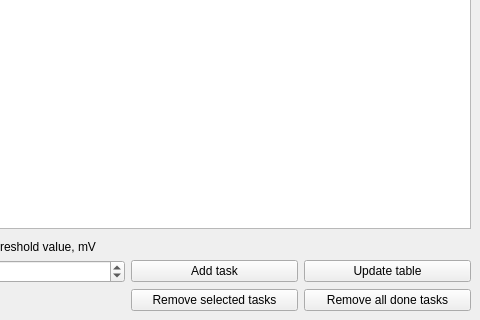
Above: template_schedule.ui from arktrin/pulse-packet-receiver before the change; both pictures show x 571 to 1051 and y 272 to 592 of the 1051 by 592 pixel window. Below: the same form after it.
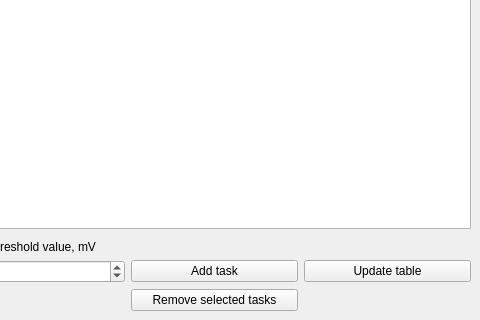
That is the form after the change.

Commit message: Remove button from pulse_packet_receiver.py

Diff of the .ui file:
```diff
--- a/template_schedule.ui
+++ b/template_schedule.ui
@@ -204,13 +204,6 @@
         </property>
        </widget>
       </item>
-      <item row="2" column="5">
-       <widget class="QPushButton" name="pushButton">
-        <property name="text">
-         <string>Remove all done tasks</string>
-        </property>
-       </widget>
-      </item>
       <item row="1" column="5">
        <widget class="QPushButton" name="updTableBtn">
         <property name="text">
```
Left out of the diff: 2 changed lines with no effect on the pictures. The commit also changes 1 other file.
